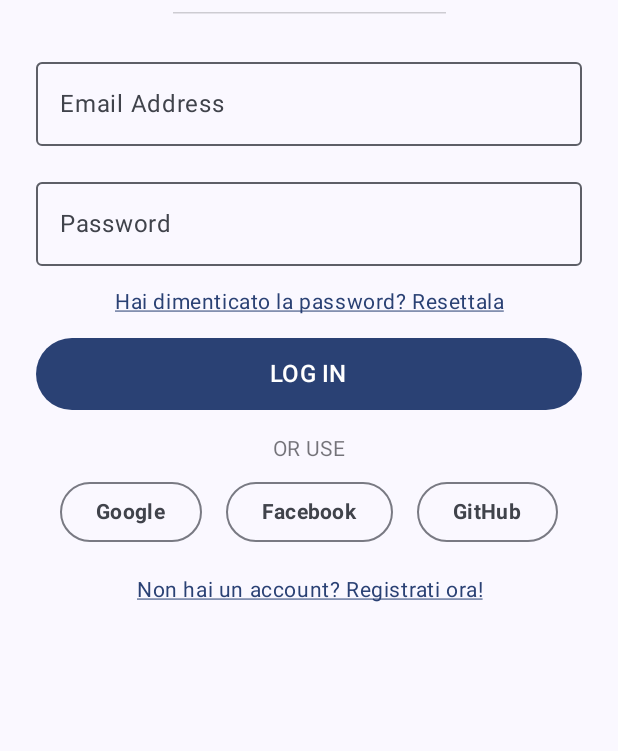
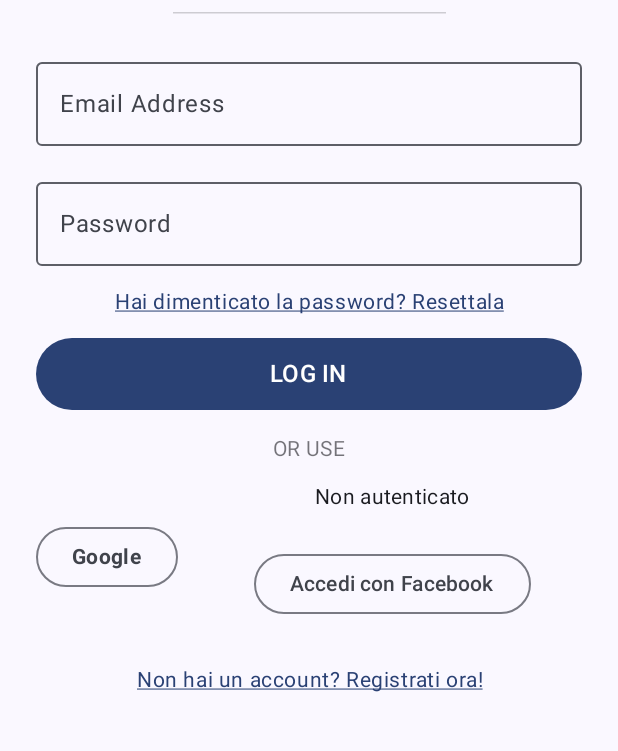
Before and after one commit to gianpietropanico/INGSW_24-25-DietiEstates25, an Android app built with Jetpack Compose: the composable MainScreen shown on its own in the app's theme, on a phone screen of 412 x 824 dp, the part 57-808 px from its top. Run offline under Robolectric (Android 15) with nearby library versions, the phone set to English and light mode, and no system bars; libraries missing offline, so code that uses them is left out: com.facebook, com.facebook.login; 2 statements that could not run were skipped.

Commit message:
FACEBOOK BUTTON AGGIUNTO da sistemare

```diff
--- a/app/src/main/AndroidManifest.xml
+++ b/app/src/main/AndroidManifest.xml
@@ -3,6 +3,7 @@
 
     <!-- Permesso di rete -->
     <uses-permission android:name="android.permission.INTERNET" />
+    <uses-permission android:name="android.permission.ACCESS_NETWORK_STATE" />
 
     <!-- Query per visibilità dei pacchetti -->
     <queries>
--- a/app/src/main/java/com/example/ingsw_24_25_dietiestates25/ui/TestAuthScreen.kt
+++ b/app/src/main/java/com/example/ingsw_24_25_dietiestates25/ui/TestAuthScreen.kt
@@ -16,7 +16,7 @@ import androidx.compose.runtime.* // Per remember, mutableStateOf e delega by
 import androidx.compose.ui.platform.LocalContext
 
 import com.example.ingsw_24_25_dietiestates25.data.auth.AuthUiEvent
-import com.example.ingsw_24_25_dietiestates25.ui.social.FacebookButton
+import com.example.ingsw_24_25_dietiestates25.ui.social.FacebookLoginButton
 
 import com.example.ingsw_24_25_dietiestates25.ui.social.GoogleSignInButton
 
@@ -142,7 +142,7 @@ private fun SocialLoginSection(context: Context = LocalContext.current) {
             verticalAlignment = Alignment.CenterVertically // Allinea verticalmente i pulsanti
         ) {
             GoogleSignInButton( context )
-            FacebookButton()
+            FacebookLoginButton()
             SocialButton("GitHub") // Pulsante per GitHub
         }
     }
--- a/app/src/main/java/com/example/ingsw_24_25_dietiestates25/ui/social/FacebookButton.kt
+++ b/app/src/main/java/com/example/ingsw_24_25_dietiestates25/ui/social/FacebookButton.kt
@@ -1,10 +1,11 @@
 package com.example.ingsw_24_25_dietiestates25.ui.social
 
+
+import android.app.Activity
 import android.content.Context
 import android.util.Log
 import androidx.activity.compose.rememberLauncherForActivityResult
-import androidx.compose.foundation.layout.Box
-import androidx.compose.foundation.layout.fillMaxSize
+
 import androidx.compose.foundation.layout.height
 import androidx.compose.runtime.*
 import androidx.compose.ui.Modifier
@@ -17,65 +18,93 @@ import androidx.compose.material3.Button
 import androidx.compose.material3.MaterialTheme
 import androidx.compose.material3.OutlinedButton
 import androidx.compose.material3.Text
-import androidx.compose.ui.Alignment
 import androidx.compose.ui.platform.LocalContext
 import androidx.compose.ui.text.font.FontWeight
 import androidx.compose.ui.unit.dp
+import androidx.compose.runtime.Composable
+import androidx.compose.runtime.DisposableEffect
+import androidx.compose.runtime.remember
 
-@Composable
-fun FacebookButton(
-    context: Context = LocalContext.current
-) {
 
-    val loginManager = LoginManager.getInstance()
+import androidx.activity.result.contract.ActivityResultContracts
+import androidx.compose.foundation.layout.*
+
+import androidx.compose.ui.Alignment
+
+/*
+    OutlinedButton(
+        onClick = {
+            Log.d("FacebookButton", "Bottone premuto, avvio del flusso di login")
+            LoginManager.getInstance()
+                .logInWithReadPermissions(context as Activity, listOf("email", "public_profile"))
+        },
+        modifier = Modifier.height(40.dp)
+    ) {
+        Text(
+            text = "Facebook",
+            style = MaterialTheme.typography.bodyMedium.copy(fontWeight = FontWeight.Bold)
+        )
+    }
+ */@Composable
+fun FacebookLoginButton(context: Context = LocalContext.current) {
     val callbackManager = remember { CallbackManager.Factory.create() }
-    val launcher = rememberLauncherForActivityResult(
-        loginManager.createLogInActivityResultContract(callbackManager, null)
-    ) {
-        Log.d("FacebookButton", "ActivityResult ricevuto, il flusso è stato completato")
+
+    // Stato per mostrare il login
+    var loginResult by remember { mutableStateOf("Non autenticato") }
+
+    // Launcher con ActivityResultContracts per gestire il risultato
+    val loginLauncher = rememberLauncherForActivityResult(
+        contract = ActivityResultContracts.StartActivityForResult()
+    ) { result ->
+        callbackManager.onActivityResult(result.resultCode, result.resultCode, result.data)
     }
 
+    // Callback per il login di Facebook
     DisposableEffect(Unit) {
-        loginManager.registerCallback(callbackManager, object : FacebookCallback<LoginResult> {
-            override fun onCancel() {
-                Log.d("FacebookButton", "Login annullato dall'utente")
+        LoginManager.getInstance().registerCallback(callbackManager, object : FacebookCallback<LoginResult> {
+            override fun onSuccess(result: LoginResult) {
+                val accessToken = result.accessToken
+                loginResult = "Login riuscito: ${accessToken.userId}"
+                Log.d("FacebookAuth", "Token: ${accessToken.token}")
+
+                // Logout immediato
+                LoginManager.getInstance().logOut()
+                Log.d("FacebookAuth", "Logout immediato dopo il login")
             }
 
-            override fun onSuccess(result: LoginResult) {
-                val accessToken = result.accessToken
-                Log.d("FacebookAuth", "Token di accesso: ${accessToken.token}")
-                Log.d("FacebookAuth", "UserID: ${accessToken.userId}")
-                Log.d("FacebookAuth", "Permessi: ${accessToken.permissions}")
-
+            override fun onCancel() {
+                loginResult = "Login annullato"
+                Log.d("FacebookAuth", "Login annullato")
             }
 
             override fun onError(error: FacebookException) {
-                Log.e("FacebookAuth", "Errore durante il login: ${error.message}")
-                error.printStackTrace()
-
+                loginResult = "Errore: ${error.message}"
+                Log.e("FacebookAuth", "Errore: ${error.message}")
             }
-
         })
-
         onDispose {
-            loginManager.unregisterCallback(callbackManager)
-            Log.d("FacebookButton", "Callback di Facebook unregistrato")
+            Log.d("FacebookAuth", "Callback unregistered")
         }
     }
 
-    OutlinedButton(
+    // UI
+    Column(
+        modifier = Modifier.fillMaxSize(),
+        horizontalAlignment = Alignment.CenterHorizontally,
+        verticalArrangement = Arrangement.Center
+    ) {
+        Text(text = loginResult, style = MaterialTheme.typography.bodyMedium)
+        Spacer(modifier = Modifier.height(16.dp))
+
+        OutlinedButton(
             onClick = {
-                Log.d("FacebookButton", "Bottone premuto, avvio del flusso di login")
-                launcher.launch(listOf("email", "public_profile"))
+                Log.d("FacebookAuth", "Bottone premuto: Avvio login")
+                val intent = LoginManager.getInstance()
+                    .logInWithReadPermissions(context as Activity, listOf("public_profile", "email"))
             },
-        modifier = Modifier
-            .height(40.dp) // Altezza del pulsante
-
-    ) {
-        Text(
-            text = "Facebook", // Nome della piattaforma
-            style = MaterialTheme.typography.bodyMedium.copy(fontWeight = FontWeight.Bold) // Stile del testo
-        )
+            modifier = Modifier.padding(8.dp)
+        ) {
+            Text(text = "Accedi con Facebook")
+        }
     }
-
 }
--- a/app/src/main/res/values/strings.xml
+++ b/app/src/main/res/values/strings.xml
@@ -1,7 +1,7 @@
 <resources>
     <string name="app_name">INGSW_24-25-DietiEstates25</string>
 
-    <string name="facebook_app_id">1899598567561312</string>
-    <string name="fb_login_protocol_scheme">fb1899598567561312</string>
-    <string name="facebook_client_token">c251dcab9edbc7d90d40e3586e2b9c05</string>
+    <string name="facebook_app_id">27780764778234544</string>
+    <string name="fb_login_protocol_scheme">fb27780764778234544</string>
+    <string name="facebook_client_token">b7a35b6fe70117baa0a3ab1a7b5eda7b</string>
 </resources>
```
Also changed, not shown: app/src/main/java/com/example/ingsw_24_25_dietiestates25/MainActivity.kt (+78 -3 lines).
